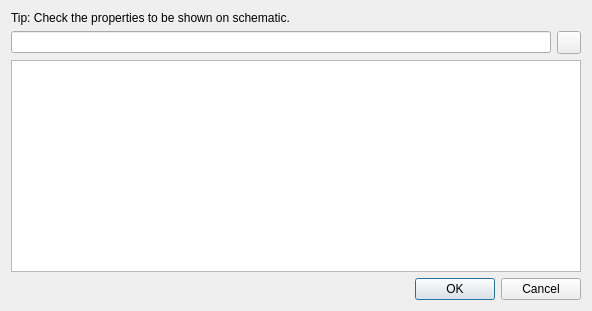
Before: the Qt Designer form src/dialogs/propertydialog.ui in Caneda/Caneda, drawn with Qt 5.
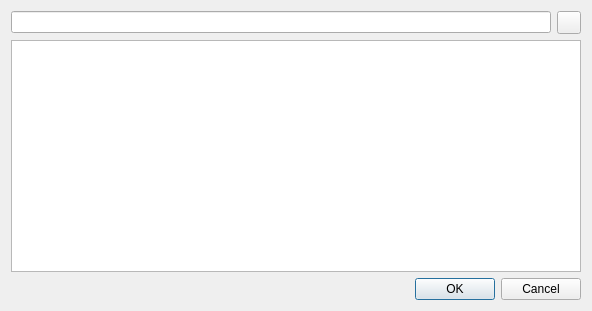
After: the same form once the commit is applied.

Commit message: Various properties dialog improvements.

Diff of the .ui file:
```diff
--- a/src/dialogs/propertydialog.ui
+++ b/src/dialogs/propertydialog.ui
@@ -20,13 +20,6 @@
    <bool>true</bool>
   </property>
   <layout class="QVBoxLayout" name="verticalLayout">
-   <item>
-    <widget class="QLabel" name="label">
-     <property name="text">
-      <string>Tip: Check the properties to be shown on schematic.</string>
-     </property>
-    </widget>
-   </item>
    <item>
     <layout class="QHBoxLayout" name="horizontalLayout">
      <item>
```
The commit also changes 2 other files.
